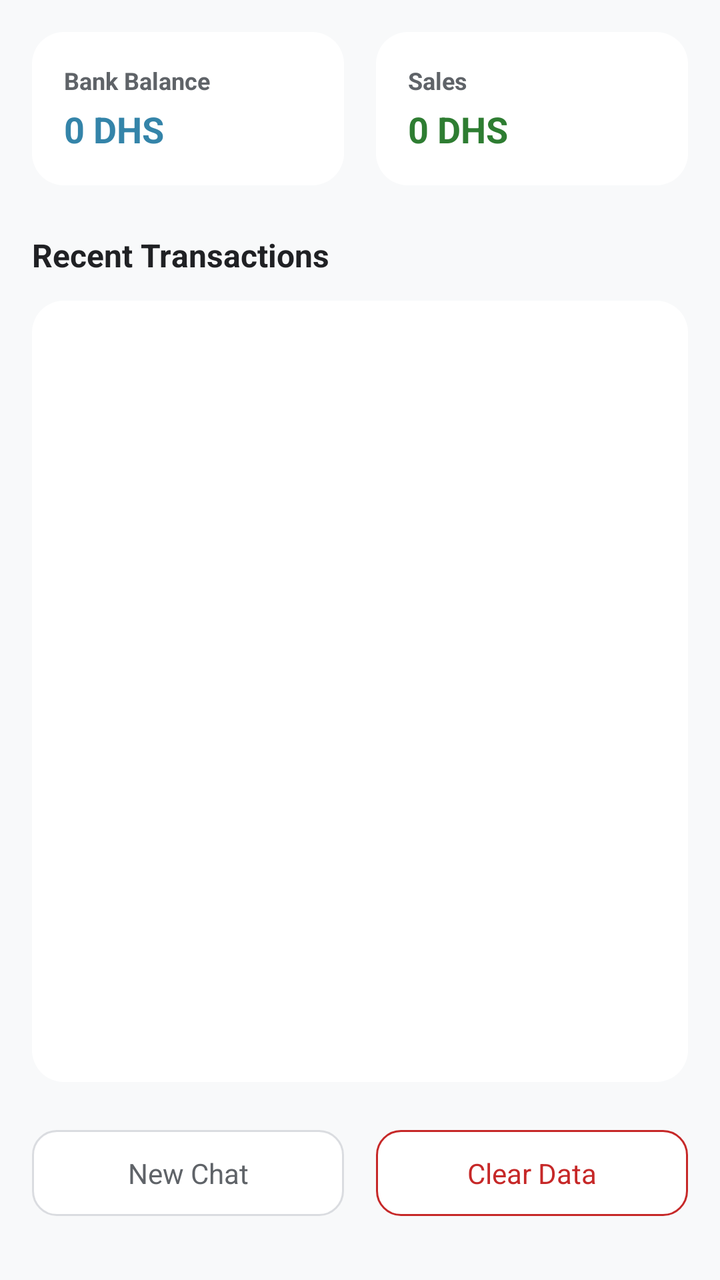
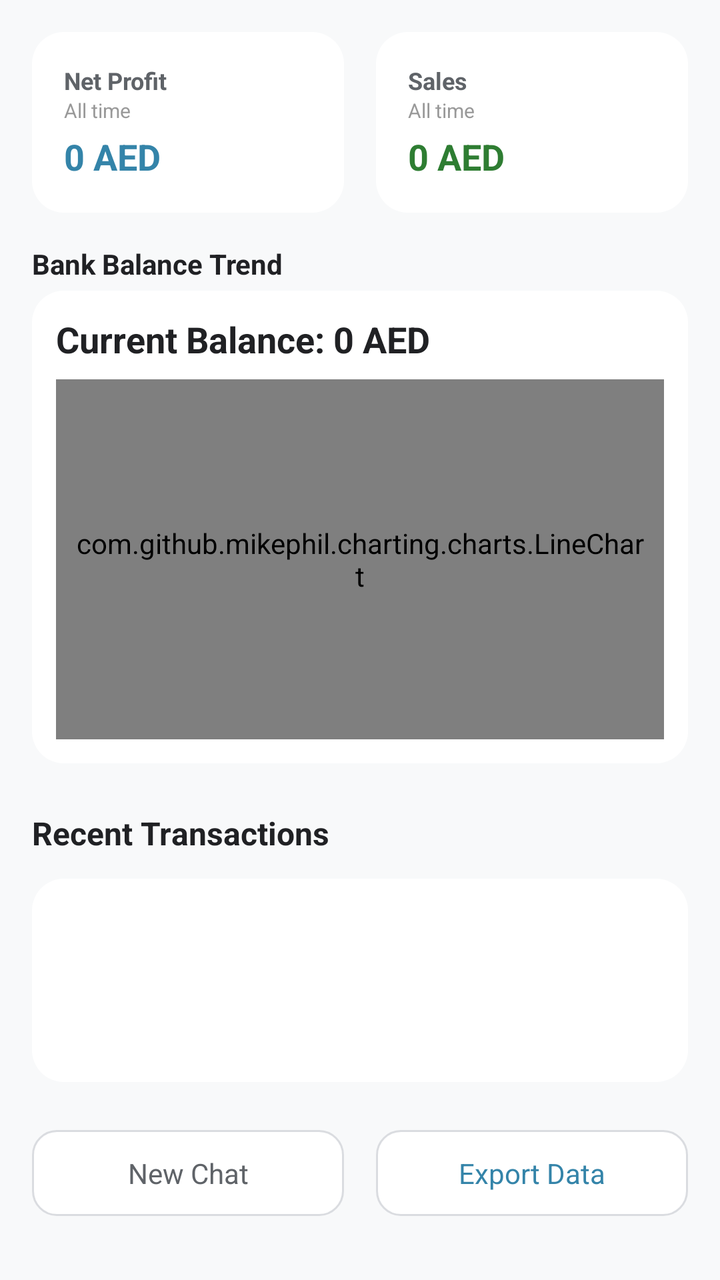

The first picture is an Android layout as it rendered before a commit; the second is the same layout after the commit. The layout source and the unified diff follow.
<!-- AndroidManifest.xml: application theme Theme.PromptBooks -->
<!-- res/layout/fragment_dashboard.xml -->
<?xml version="1.0" encoding="utf-8"?>
<LinearLayout xmlns:android="http://schemas.android.com/apk/res/android"
    xmlns:app="http://schemas.android.com/apk/res-auto"
    android:layout_width="match_parent"
    android:layout_height="match_parent"
    android:orientation="vertical"
    android:background="#F8F9FA"
    android:padding="16dp">

    
    <LinearLayout
        android:layout_width="match_parent"
        android:layout_height="wrap_content"
        android:orientation="horizontal"
        android:baselineAligned="false">

        
        <androidx.cardview.widget.CardView
            android:layout_width="0dp"
            android:layout_height="wrap_content"
            android:layout_weight="1"
            android:layout_marginEnd="8dp"
            app:cardCornerRadius="16dp"
            app:cardElevation="0dp">
            <LinearLayout
                android:layout_width="match_parent"
                android:layout_height="wrap_content"
                android:orientation="vertical"
                android:padding="16dp"
                android:background="@android:color/white">
                <TextView
                    android:layout_width="wrap_content"
                    android:layout_height="wrap_content"
                    android:text="Bank Balance"
                    android:textSize="12sp"
                    android:textStyle="bold"
                    android:textColor="#5F6368" />
                <TextView
                    android:id="@+id/tvBankBalance"
                    android:layout_width="wrap_content"
                    android:layout_height="wrap_content"
                    android:text="0 DHS"
                    android:textSize="18sp"
                    android:textStyle="bold"
                    android:textColor="#3484A9"
                    android:layout_marginTop="4dp" />
            </LinearLayout>
        </androidx.cardview.widget.CardView>

        
        <androidx.cardview.widget.CardView
            android:layout_width="0dp"
            android:layout_height="wrap_content"
            android:layout_weight="1"
            android:layout_marginStart="8dp"
            app:cardCornerRadius="16dp"
            app:cardElevation="0dp">
            <LinearLayout
                android:layout_width="match_parent"
                android:layout_height="wrap_content"
                android:orientation="vertical"
                android:padding="16dp"
                android:background="@android:color/white">
                <TextView
                    android:layout_width="wrap_content"
                    android:layout_height="wrap_content"
                    android:text="Sales"
                    android:textSize="12sp"
                    android:textStyle="bold"
                    android:textColor="#5F6368" />
                <TextView
                    android:id="@+id/tvSales"
                    android:layout_width="wrap_content"
                    android:layout_height="wrap_content"
                    android:text="0 DHS"
                    android:textSize="18sp"
                    android:textStyle="bold"
                    android:textColor="#2E7D32"
                    android:layout_marginTop="4dp" />
            </LinearLayout>
        </androidx.cardview.widget.CardView>
    </LinearLayout>

    <TextView
        android:layout_width="wrap_content"
        android:layout_height="wrap_content"
        android:text="Recent Transactions"
        android:textSize="16sp"
        android:textStyle="bold"
        android:textColor="#202124"
        android:layout_marginTop="24dp"
        android:layout_marginBottom="12dp" />

    <androidx.cardview.widget.CardView
        android:layout_width="match_parent"
        android:layout_height="0dp"
        android:layout_weight="1"
        app:cardCornerRadius="16dp"
        app:cardElevation="0dp">

        <FrameLayout
            android:layout_width="match_parent"
            android:layout_height="match_parent"
            android:background="@android:color/white">

            <ScrollView
                android:id="@+id/scrollTransactions"
                android:layout_width="match_parent"
                android:layout_height="match_parent">
                <LinearLayout
                    android:id="@+id/containerTransactions"
                    android:layout_width="match_parent"
                    android:layout_height="wrap_content"
                    android:orientation="vertical"
                    android:padding="0dp" />
            </ScrollView>

            <TextView
                android:id="@+id/tvEmptyState"
                android:layout_width="wrap_content"
                android:layout_height="wrap_content"
                android:layout_gravity="center"
                android:text="No transactions yet."
                android:textColor="#999999"
                android:visibility="gone" />
        </FrameLayout>
    </androidx.cardview.widget.CardView>

    
    <LinearLayout
        android:layout_width="match_parent"
        android:layout_height="wrap_content"
        android:orientation="horizontal"
        android:gravity="center"
        android:layout_marginTop="24dp"
        android:paddingBottom="16dp">

        <TextView
            android:id="@+id/btnNewChat"
            android:layout_width="0dp"
            android:layout_height="wrap_content"
            android:layout_weight="1"
            android:text="New Chat"
            android:textColor="#5F6368"
            android:textSize="14sp"
            android:gravity="center"
            android:padding="12dp"
            android:clickable="true"
            android:focusable="true"
            android:background="@drawable/bg_button_secondary" />

        <View
            android:layout_width="16dp"
            android:layout_height="match_parent" />

        <TextView
            android:id="@+id/btnClearData"
            android:layout_width="0dp"
            android:layout_height="wrap_content"
            android:layout_weight="1"
            android:text="Clear Data"
            android:textColor="#C62828"
            android:textSize="14sp"
            android:gravity="center"
            android:padding="12dp"
            android:clickable="true"
            android:focusable="true"
            android:background="@drawable/bg_button_danger" />

    </LinearLayout>

</LinearLayout>
<!-- resources referenced by this layout -->
<resources>
  <!-- drawable bg_button_danger (drawable) -->
  <?xml version="1.0" encoding="utf-8"?>
  <shape xmlns:android="http://schemas.android.com/apk/res/android">
      <solid android:color="@color/surface_white" />
      <stroke android:width="1dp" android:color="@color/expense_red" />
      <corners android:radius="12dp" />
  </shape>
  <!-- drawable bg_button_secondary (drawable) -->
  <?xml version="1.0" encoding="utf-8"?>
  <shape xmlns:android="http://schemas.android.com/apk/res/android">
      <solid android:color="@color/surface_white" />
      <stroke android:width="1dp" android:color="@color/divider_gray" />
      <corners android:radius="12dp" />
  </shape>
  <style name="Theme.PromptBooks" parent="Theme.AppCompat.Light.NoActionBar">
          <item name="colorPrimary">@color/primary_blue</item>
          <item name="colorPrimaryDark">@color/primary_dark_blue</item>
          <item name="colorAccent">@color/primary_blue</item>
          <item name="android:windowBackground">@color/background_light</item>
  <item name="android:statusBarColor">@color/white</item>
  <item name="android:windowLightStatusBar">true</item>
      </style>
  <color name="surface_white">#FFFFFF</color>
  <color name="expense_red">#C62828</color>
  <color name="divider_gray">#DADCE0</color>
  <color name="primary_blue">#3484A9</color>
  <color name="primary_dark_blue">#3484A9</color>
  <color name="background_light">#F8F9FA</color>
  <color name="white">#FFFFFFFF</color>
</resources>

<!-- the commit's change to res/layout/fragment_dashboard.xml (unified diff, before → after) -->
@@ -31,15 +31,21 @@
                 <TextView
                     android:layout_width="wrap_content"
                     android:layout_height="wrap_content"
-                    android:text="Bank Balance"
+                    android:text="Net Profit"
                     android:textSize="12sp"
                     android:textStyle="bold"
                     android:textColor="#5F6368" />
                 <TextView
-                    android:id="@+id/tvBankBalance"
-                    android:layout_width="wrap_content"
-                    android:layout_height="wrap_content"
-                    android:text="0 DHS"
+                    android:layout_width="wrap_content"
+                    android:layout_height="wrap_content"
+                    android:text="All time"
+                    android:textSize="10sp"
+                    android:textColor="#999999" />
+                <TextView
+                    android:id="@+id/tvNetProfit"
+                    android:layout_width="wrap_content"
+                    android:layout_height="wrap_content"
+                    android:text="0 AED"
                     android:textSize="18sp"
                     android:textStyle="bold"
                     android:textColor="#3484A9"
@@ -69,10 +75,16 @@
                     android:textStyle="bold"
                     android:textColor="#5F6368" />
                 <TextView
+                    android:layout_width="wrap_content"
+                    android:layout_height="wrap_content"
+                    android:text="All time"
+                    android:textSize="10sp"
+                    android:textColor="#999999" />
+                <TextView
                     android:id="@+id/tvSales"
                     android:layout_width="wrap_content"
                     android:layout_height="wrap_content"
-                    android:text="0 DHS"
+                    android:text="0 AED"
                     android:textSize="18sp"
                     android:textStyle="bold"
                     android:textColor="#2E7D32"
@@ -80,6 +92,47 @@
             </LinearLayout>
         </androidx.cardview.widget.CardView>
     </LinearLayout>
+
+    
+    <TextView
+        android:layout_width="wrap_content"
+        android:layout_height="wrap_content"
+        android:text="Bank Balance Trend"
+        android:textSize="14sp"
+        android:textStyle="bold"
+        android:textColor="#202124"
+        android:layout_marginTop="16dp"
+        android:layout_marginBottom="4dp" />
+
+    <androidx.cardview.widget.CardView
+        android:layout_width="match_parent"
+        android:layout_height="wrap_content"
+        app:cardCornerRadius="16dp"
+        app:cardElevation="0dp">
+        <LinearLayout
+            android:layout_width="match_parent"
+            android:layout_height="wrap_content"
+            android:orientation="vertical"
+            android:padding="12dp"
+            android:background="@android:color/white">
+
+            <TextView
+                android:id="@+id/tvCurrentBalance"
+                android:layout_width="wrap_content"
+                android:layout_height="wrap_content"
+                android:text="Current Balance: 0 AED"
+                android:textSize="18sp"
+                android:textStyle="bold"
+                android:textColor="#202124"
+                android:layout_marginBottom="8dp" />
+
+            <com.github.mikephil.charting.charts.LineChart
+                android:id="@+id/chartBalanceTrend"
+                android:layout_width="match_parent"
+                android:layout_height="180dp"
+                android:paddingHorizontal="8dp" />
+        </LinearLayout>
+    </androidx.cardview.widget.CardView>
 
     <TextView
         android:layout_width="wrap_content"
@@ -154,18 +207,18 @@
             android:layout_height="match_parent" />
 
         <TextView
-            android:id="@+id/btnClearData"
-            android:layout_width="0dp"
-            android:layout_height="wrap_content"
-            android:layout_weight="1"
-            android:text="Clear Data"
-            android:textColor="#C62828"
+            android:id="@+id/btnExportData"
+            android:layout_width="0dp"
+            android:layout_height="wrap_content"
+            android:layout_weight="1"
+            android:text="Export Data"
+            android:textColor="@color/primary_blue"
             android:textSize="14sp"
             android:gravity="center"
             android:padding="12dp"
             android:clickable="true"
             android:focusable="true"
-            android:background="@drawable/bg_button_danger" />
+            android:background="@drawable/bg_button_secondary" />
 
     </LinearLayout>
 
<!-- resource entries referenced after the edit -->
@@ -1,12 +1,5 @@
 <!-- resources referenced by this layout -->
 <resources>
-  <!-- drawable bg_button_danger (drawable) -->
-  <?xml version="1.0" encoding="utf-8"?>
-  <shape xmlns:android="http://schemas.android.com/apk/res/android">
-      <solid android:color="@color/surface_white" />
-      <stroke android:width="1dp" android:color="@color/expense_red" />
-      <corners android:radius="12dp" />
-  </shape>
   <!-- drawable bg_button_secondary (drawable) -->
   <?xml version="1.0" encoding="utf-8"?>
   <shape xmlns:android="http://schemas.android.com/apk/res/android">
@@ -23,7 +16,6 @@
   <item name="android:windowLightStatusBar">true</item>
       </style>
   <color name="surface_white">#FFFFFF</color>
-  <color name="expense_red">#C62828</color>
   <color name="divider_gray">#DADCE0</color>
   <color name="primary_blue">#3484A9</color>
   <color name="primary_dark_blue">#3484A9</color>
